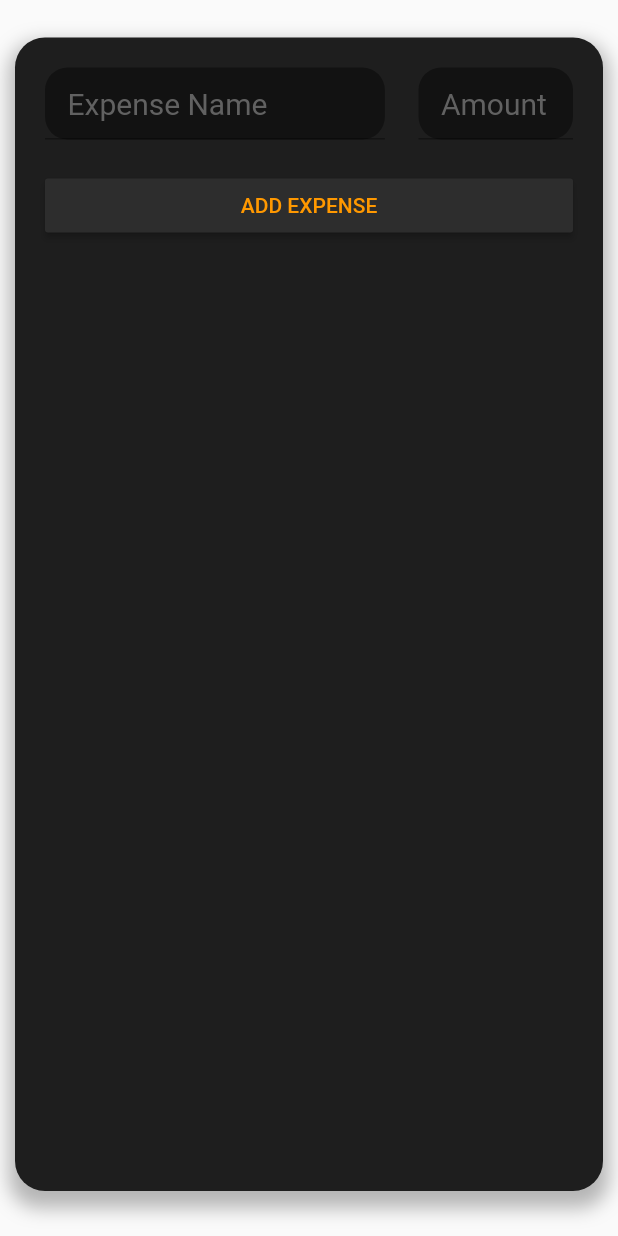
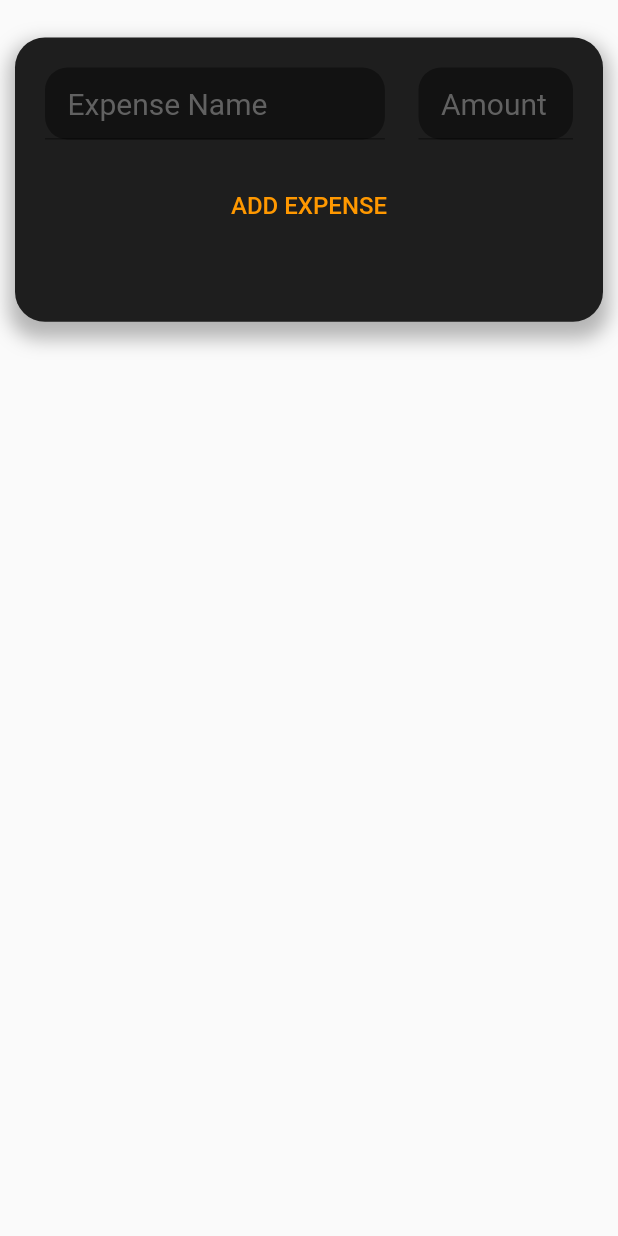
Before and after one commit to Suraj-Gov/expenseTracker, a Flutter app: the TXInputWidget widget shown alone on an empty page, opened directly with empty values, on a phone screen of 412 x 824 dp. Run offline on Flutter 3.47's test engine with Material 2 defaults, Android fonts, the phone set to English and light mode, and no system bars.

```diff
--- a/lib/TXInputWidget.dart
+++ b/lib/TXInputWidget.dart
@@ -1,18 +1,26 @@
 /// This is the widget that builds the input for transactions.
 import "package:flutter/material.dart";
 
-class TXInputWidget extends StatelessWidget {
-  final txNameInput = TextEditingController();
-  final txAmountInput = TextEditingController();
+class TXInputWidget extends StatefulWidget {
   final Function submitFunction;
 
   TXInputWidget(this.submitFunction);
+
+  @override
+  _TXInputWidgetState createState() => _TXInputWidgetState();
+}
+
+class _TXInputWidgetState extends State<TXInputWidget> {
+  final txNameInput = TextEditingController();
+
+  final txAmountInput = TextEditingController();
 
   @override
   Widget build(BuildContext context) {
     return Padding(
       padding: const EdgeInsets.fromLTRB(10, 25, 10, 30),
       child: Container(
+          height: MediaQuery.of(context).size.height * 0.23,
           decoration: BoxDecoration(
               color: Color.fromRGBO(30, 30, 30, 1),
               boxShadow: [
@@ -27,7 +35,7 @@ class TXInputWidget extends StatelessWidget {
           child: Padding(
             padding: const EdgeInsets.all(20.0),
             child: Column(
-              crossAxisAlignment: CrossAxisAlignment.stretch,
+              crossAxisAlignment: CrossAxisAlignment.center,
               children: <Widget>[
                 Row(
                   mainAxisAlignment: MainAxisAlignment.spaceBetween,
@@ -39,7 +47,7 @@ class TXInputWidget extends StatelessWidget {
                       ),
                       width: MediaQuery.of(context).size.width * 0.55,
                       child: TextField(
-                        onSubmitted: (_) => submitFunction(
+                        onSubmitted: (_) => widget.submitFunction(
                             txNameInput.text, txAmountInput.text),
                         controller: txNameInput,
                         style: TextStyle(
@@ -65,7 +73,7 @@ class TXInputWidget extends StatelessWidget {
                           borderRadius: BorderRadius.all(Radius.circular(15))),
                       width: MediaQuery.of(context).size.width * 0.25,
                       child: TextField(
-                        onSubmitted: (_) => submitFunction(
+                        onSubmitted: (_) => widget.submitFunction(
                             txNameInput.text, txAmountInput.text),
                         controller: txAmountInput,
                         style: TextStyle(
@@ -90,14 +98,15 @@ class TXInputWidget extends StatelessWidget {
                 ),
                 Padding(
                   padding: const EdgeInsets.only(top: 20),
-                  child: RaisedButton(
-                    color: Color.fromRGBO(45, 45, 45, 1),
-                    onPressed: () =>
-                        submitFunction(txNameInput.text, txAmountInput.text),
+                  child: FlatButton(
+                    onPressed: () => widget.submitFunction(
+                        txNameInput.text, txAmountInput.text),
                     child: Text(
                       "Add Expense".toUpperCase(),
                       style: TextStyle(
-                          color: Colors.orange, fontWeight: FontWeight.w500),
+                          fontSize: 16,
+                          color: Colors.orange,
+                          fontWeight: FontWeight.w500),
                     ),
                   ),
                 ),
```
Also changed, not shown: lib/TXMash.dart (deleted, +0 -44 lines), lib/main.dart (+70 -3 lines).
